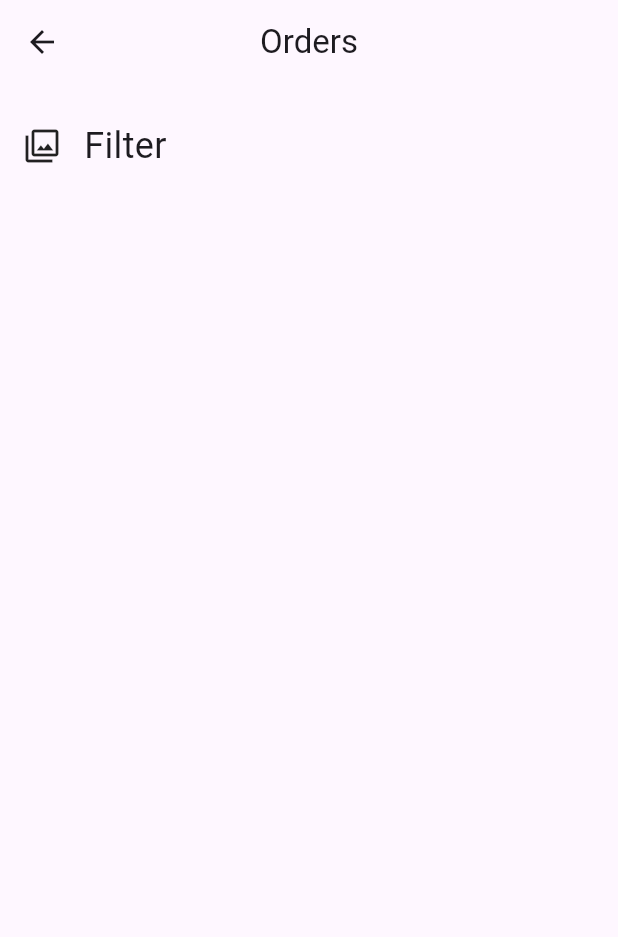
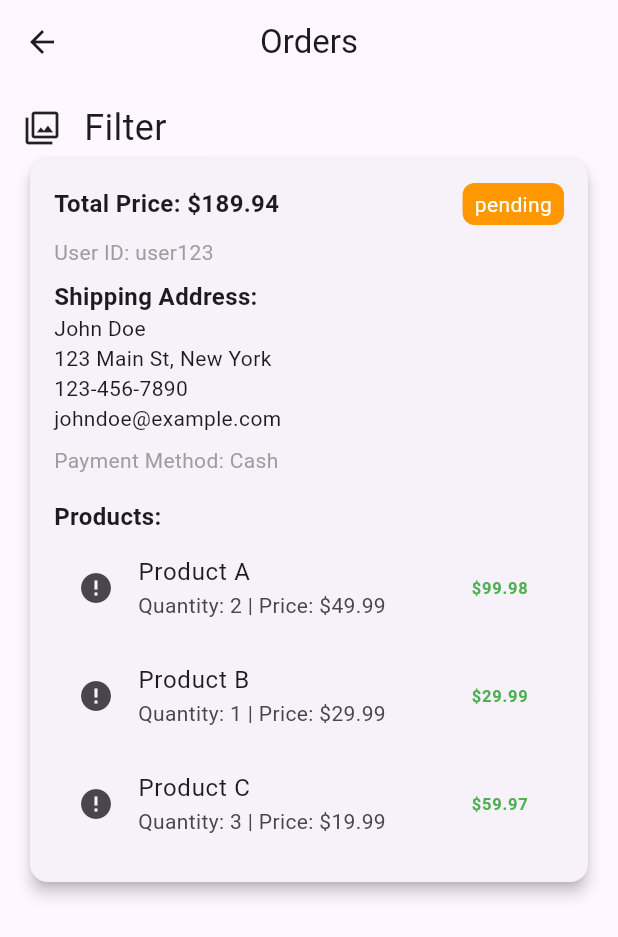
Before and after one commit to Mohamad-bsher-morjan/fruits_hub_dashboard, a Flutter app: the OrdersView screen opened by its route, on a phone screen of 412 x 824 dp. Shown: the top 937 px of the screen. Run offline on Flutter 3.47's test engine with Material 3 defaults, Android fonts, the phone set to English and light mode, and no system bars; our stand-ins replace bloc, cloud_firestore, dartz, firebase_core, flutter_bloc, get_it and 4 more; accounts and stored records are empty; network calls fail; statements that could not run were skipped.

Commit message:
Create order item widget

```diff
--- /dev/null
+++ b/lib/core/helper_functions/get_order_dummy_data.dart
@@ -0,0 +1,57 @@
+import 'package:fruit_hub_dashboard/features/orders/data/models/order_model.dart';
+import 'package:fruit_hub_dashboard/features/orders/data/models/order_product_model.dart';
+import 'package:fruit_hub_dashboard/features/orders/data/models/shipping_address_model.dart';
+
+OrderModel getDummyOrder() {
+  // Create a sample shipping address
+  ShippingAddressModel shippingAddress = ShippingAddressModel(
+    name: 'John Doe',
+    phone: '123-456-7890',
+    address: '123 Main St',
+    city: 'New York',
+    email: 'johndoe@example.com',
+  );
+
+  List<OrderProductModel> orderProducts = [
+    OrderProductModel(
+      name: 'Product A',
+      code: 'A123',
+      imageUrl:
+          'https://images.pexels.com/photos/674010/pexels-photo-674010.jpeg?cs=srgb&dl=pexels-anjana-c-169994-674010.jpg&fm=jpg',
+      price: 49.99,
+      quantity: 2,
+    ),
+    OrderProductModel(
+      name: 'Product B',
+      code: 'B456',
+      imageUrl:
+          'https://images.pexels.com/photos/674010/pexels-photo-674010.jpeg?cs=srgb&dl=pexels-anjana-c-169994-674010.jpg&fm=jpg',
+      price: 29.99,
+      quantity: 1,
+    ),
+    OrderProductModel(
+      name: 'Product C',
+      code: 'C789',
+      imageUrl:
+          'https://images.pexels.com/photos/674010/pexels-photo-674010.jpeg?cs=srgb&dl=pexels-anjana-c-169994-674010.jpg&fm=jpg',
+      price: 19.99,
+      quantity: 3,
+    ),
+  ];
+
+  // Calculate total price
+  double totalPrice = orderProducts.fold(
+    0,
+    (sum, product) => sum + (product.price * product.quantity),
+  );
+
+  // Create and return the OrderModel
+  return OrderModel(
+    totalPrice: totalPrice,
+    uId: 'user123',
+    shippingAddress: shippingAddress,
+    orderProducts: orderProducts,
+    paymentMethod: 'Cash',
+    status: OrderStatus.pending,
+  );
+}
--- /dev/null
+++ b/lib/features/orders/data/models/order_model.dart
@@ -0,0 +1,52 @@
+import 'package:fruit_hub_dashboard/features/orders/data/models/order_product_model.dart';
+import 'package:fruit_hub_dashboard/features/orders/data/models/shipping_address_model.dart';
+
+enum OrderStatus { pending, accepted, rejected, delivered }
+
+class OrderModel {
+  final double totalPrice;
+  final String uId;
+  final ShippingAddressModel shippingAddress;
+  final List<OrderProductModel> orderProducts;
+  final String paymentMethod;
+  final OrderStatus status;
+
+  OrderModel({
+    required this.totalPrice,
+    required this.uId,
+    required this.shippingAddress,
+    required this.orderProducts,
+    required this.paymentMethod,
+    this.status = OrderStatus.pending,
+  });
+
+  factory OrderModel.fromMap(Map<String, dynamic> map) {
+    return OrderModel(
+      totalPrice: map['totalPrice']?.toDouble() ?? 0.0,
+      uId: map['uId'] ?? '',
+      shippingAddress: ShippingAddressModel.fromMap(map['shippingAddress']),
+      orderProducts: List<OrderProductModel>.from(
+        (map['orderProducts'] as List<dynamic>).map<OrderProductModel>(
+          (x) => OrderProductModel.fromMap(x),
+        ),
+      ),
+      paymentMethod: map['paymentMethod'] ?? '',
+      status: OrderStatus.values.firstWhere(
+        (status) => status.name == map['status'],
+        orElse: () => OrderStatus.pending,
+      ),
+    );
+  }
+
+  Map<String, dynamic> toMap() {
+    return {
+      'totalPrice': totalPrice,
+      'uId': uId,
+      'status': status.name,
+      'date': DateTime.now().toString(),
+      'shippingAddress': shippingAddress.toMap(),
+      'orderProducts': orderProducts.map((x) => x.toMap()).toList(),
+      'paymentMethod': paymentMethod,
+    };
+  }
+}
--- /dev/null
+++ b/lib/features/orders/data/models/order_product_model.dart
@@ -0,0 +1,37 @@
+
+class OrderProductModel {
+  final String name;
+  final String code;
+  final double price;
+  final int quantity;
+  final String imageUrl;
+
+  OrderProductModel({
+    required this.name,
+    required this.code,
+    required this.price,
+    required this.quantity,
+    required this.imageUrl,
+  });
+
+
+  factory OrderProductModel.fromMap(Map<String, dynamic> map) {
+    return OrderProductModel(
+      name: map['name'] ?? '',
+      code: map['code'] ?? '',
+      price: map['price']?.toDouble() ?? 0.0,
+      quantity: map['quantity']?.toInt() ?? 0,
+      imageUrl: map['imageUrl'] ?? '',
+    );
+  }
+
+  Map<String, dynamic> toMap() {
+    return {
+      'name': name,
+      'code': code,
+      'imageUrl': imageUrl,
+      'price': price,
+      'quantity': quantity,
+    };
+  }
+}
--- /dev/null
+++ b/lib/features/orders/data/models/shipping_address_model.dart
@@ -0,0 +1,36 @@
+
+class ShippingAddressModel {
+  String? name;
+  String? address;
+  String? city;
+  String? phone;
+  String? email;
+
+  ShippingAddressModel({
+    this.name,
+    this.address,
+    this.city,
+    this.phone,
+    this.email,
+  });
+
+  factory ShippingAddressModel.fromMap(Map<String, dynamic> map) {
+    return ShippingAddressModel(
+      name: map['name'],
+      address: map['address'],
+      city: map['city'],
+      phone: map['phone'],
+      email: map['email'],
+    );
+  }
+
+  Map<String, dynamic> toMap() {
+    return {
+      'name': name,
+      'address': address,
+      'city': city,
+      'phone': phone,
+      'email': email,
+    };
+  }
+}
--- /dev/null
+++ b/lib/features/orders/domain/entities/order_entity.dart
@@ -0,0 +1,34 @@
+
+import 'package:fruit_hub_dashboard/features/orders/domain/entities/shipping_address_entity.dart';
+
+class OrderEntity {
+  final String uID;
+  // final CartEntity cartEntity;
+  bool? payWithCash;
+  ShippingAddressEntity shippingAddressEntity;
+  OrderEntity({
+    // required this.cartEntity,
+    this.payWithCash,
+    required this.shippingAddressEntity,
+    required this.uID,
+  });
+
+  int calculateShippingCost() {
+    if (payWithCash!) {
+      return 30;
+    } else {
+      return 0;
+    }
+  }
+
+  double calculateShippingDisscount() {
+    return 0;
+  }
+
+  // double calculateTotalPriceAfterDiscountAndShipping() {
+  //   return cartEntity.calculateTotalPrice() +
+  //       calculateShippingCost() -
+  //       calculateShippingDisscount();
+  // }
+
+}
--- /dev/null
+++ b/lib/features/orders/domain/entities/shipping_address_entity.dart
@@ -0,0 +1,15 @@
+class ShippingAddressEntity {
+  String? name, address, city, phone, email;
+
+  ShippingAddressEntity({
+    this.name,
+    this.address,
+    this.city,
+    this.phone,
+    this.email,
+  });
+  @override
+  String toString() {
+    return '$address _$city';
+  }
+}
--- a/lib/features/orders/presentation/views/orders_view.dart
+++ b/lib/features/orders/presentation/views/orders_view.dart
@@ -2,7 +2,7 @@ import 'package:flutter/material.dart';
 import 'package:fruit_hub_dashboard/features/orders/presentation/views/widgets/orders_view_body.dart';
 
 class OrdersView extends StatelessWidget {
-  const new({super.key});
+  const OrdersView({super.key});
   static const routeName = 'orders';
   @override
   Widget build(BuildContext context) {
--- a/lib/features/orders/presentation/views/widgets/filter_section.dart
+++ b/lib/features/orders/presentation/views/widgets/filter_section.dart
@@ -1,7 +1,7 @@
 import 'package:flutter/material.dart';
 
 class FilterSection extends StatelessWidget {
-  const new({super.key});
+  const FilterSection({super.key});
 
   @override
   Widget build(BuildContext context) {
--- /dev/null
+++ b/lib/features/orders/presentation/views/widgets/order_item.dart
@@ -0,0 +1,130 @@
+import 'package:flutter/material.dart';
+import 'package:fruit_hub_dashboard/features/orders/data/models/order_model.dart';
+
+class OrderItemWidget extends StatelessWidget {
+  final OrderModel orderModel;
+
+  const OrderItemWidget({super.key, required this.orderModel});
+
+  Color _statusColor(OrderStatus status) {
+    switch (status) {
+      case OrderStatus.accepted:
+        return Colors.green;
+      case OrderStatus.delivered:
+        return Colors.blue;
+      case OrderStatus.rejected:
+        return Colors.red;
+      case OrderStatus.pending:
+        return Colors.orange;
+    }
+  }
+
+  @override
+  Widget build(BuildContext context) {
+    final address = orderModel.shippingAddress;
+    return Card(
+      elevation: 4,
+      child: Padding(
+        padding: const EdgeInsets.all(16),
+        child: Column(
+          crossAxisAlignment: CrossAxisAlignment.start,
+          children: [
+            Row(
+              children: [
+                Text(
+                  'Total Price: \$${orderModel.totalPrice.toStringAsFixed(2)}',
+                  style: const TextStyle(
+                    fontWeight: FontWeight.bold,
+                    fontSize: 16,
+                  ),
+                ),
+                const Spacer(),
+                Container(
+                  padding: const EdgeInsets.symmetric(
+                    horizontal: 8,
+                    vertical: 4,
+                  ),
+                  decoration: BoxDecoration(
+                    color: _statusColor(orderModel.status),
+                    borderRadius: BorderRadius.circular(8),
+                  ),
+                  child: Text(
+                    orderModel.status.name,
+                    style: const TextStyle(
+                      fontSize: 14,
+                      color: Colors.white,
+                    ),
+                  ),
+                ),
+              ],
+            ),
+            const SizedBox(height: 8),
+            Text(
+              'User ID: ${orderModel.uId}',
+              style: const TextStyle(fontSize: 14, color: Colors.grey),
+            ),
+            const SizedBox(height: 8),
+            const Text(
+              'Shipping Address:',
+              style: TextStyle(fontWeight: FontWeight.bold, fontSize: 16),
+            ),
+            Text(
+              '${address.name ?? ''}\n'
+              '${address.address ?? ''}, ${address.city ?? ''}\n'
+              '${address.phone ?? ''}\n'
+              '${address.email ?? ''}',
+              style: const TextStyle(fontSize: 14),
+            ),
+            const SizedBox(height: 8),
+            Text(
+              'Payment Method: ${orderModel.paymentMethod}',
+              style: const TextStyle(fontSize: 14, color: Colors.grey),
+            ),
+            const SizedBox(height: 16),
+            const Text(
+              'Products:',
+              style: TextStyle(fontWeight: FontWeight.bold, fontSize: 16),
+            ),
+            ListView.builder(
+              shrinkWrap: true,
+              physics: const NeverScrollableScrollPhysics(),
+              itemCount: orderModel.orderProducts.length,
+              itemBuilder: (context, index) {
+                final product = orderModel.orderProducts[index];
+                return ListTile(
+                  leading: Image.network(
+                    product.imageUrl,
+                    width: 48,
+                    height: 48,
+                    fit: BoxFit.cover,
+                    loadingBuilder: (context, child, loadingProgress) {
+                      if (loadingProgress == null) return child;
+                      return const SizedBox(
+                        width: 24,
+                        height: 24,
+                        child: CircularProgressIndicator(),
+                      );
+                    },
+                    errorBuilder: (context, error, stackTrace) =>
+                        const Icon(Icons.error),
+                  ),
+                  title: Text(product.name),
+                  subtitle: Text(
+                    'Quantity: ${product.quantity} | Price: \$${product.price.toStringAsFixed(2)}',
+                  ),
+                  trailing: Text(
+                    '\$${(product.price * product.quantity).toStringAsFixed(2)}',
+                    style: const TextStyle(
+                      fontWeight: FontWeight.bold,
+                      color: Colors.green,
+                    ),
+                  ),
+                );
+              },
+            ),
+          ],
+        ),
+      ),
+    );
+  }
+}
--- a/lib/features/orders/presentation/views/widgets/orders_view_body.dart
+++ b/lib/features/orders/presentation/views/widgets/orders_view_body.dart
@@ -1,8 +1,10 @@
 import 'package:flutter/material.dart';
+import 'package:fruit_hub_dashboard/core/helper_functions/get_order_dummy_data.dart';
 import 'package:fruit_hub_dashboard/features/orders/presentation/views/widgets/filter_section.dart';
+import 'package:fruit_hub_dashboard/features/orders/presentation/views/widgets/order_item.dart';
 
 class OrdersViewBody extends StatelessWidget {
-  const new({super.key});
+  const OrdersViewBody({super.key});
 
   @override
   Widget build(BuildContext context) {
@@ -10,8 +12,9 @@ class OrdersViewBody extends StatelessWidget {
       padding: const EdgeInsets.symmetric(horizontal: 16),
       child: Column(
         children: [
-          SizedBox(height: 24,),
+          SizedBox(height: 12,),
           FilterSection(),
+          OrderItemWidget(orderModel:getDummyOrder()),
 
         ],
       ),
```
